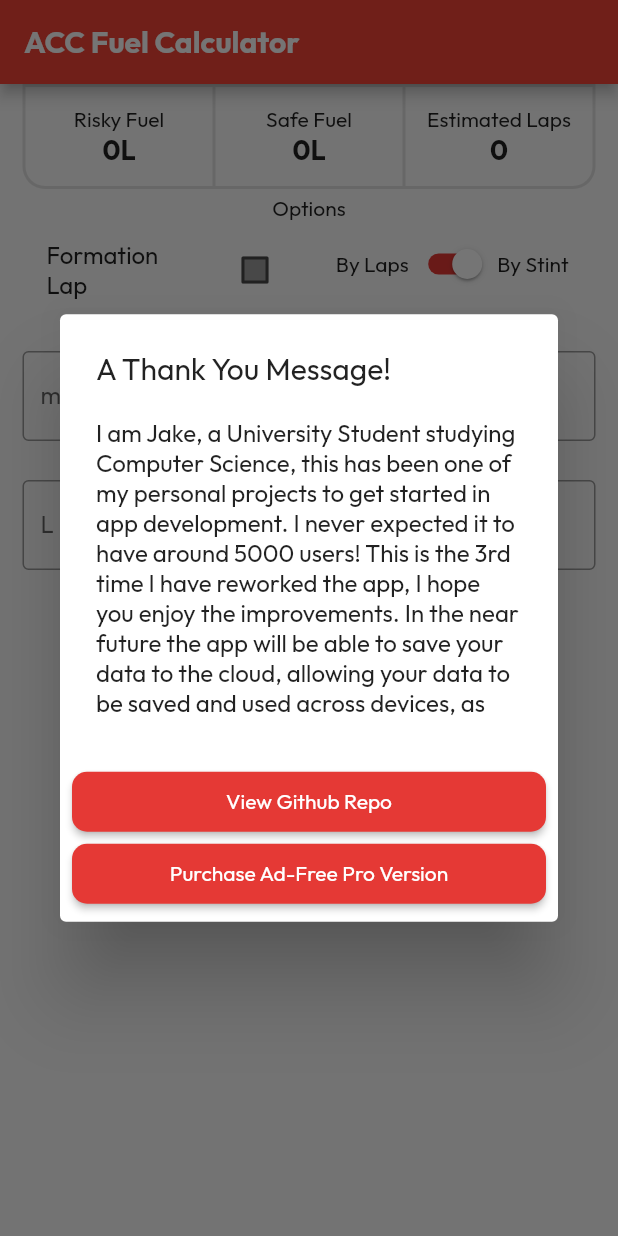
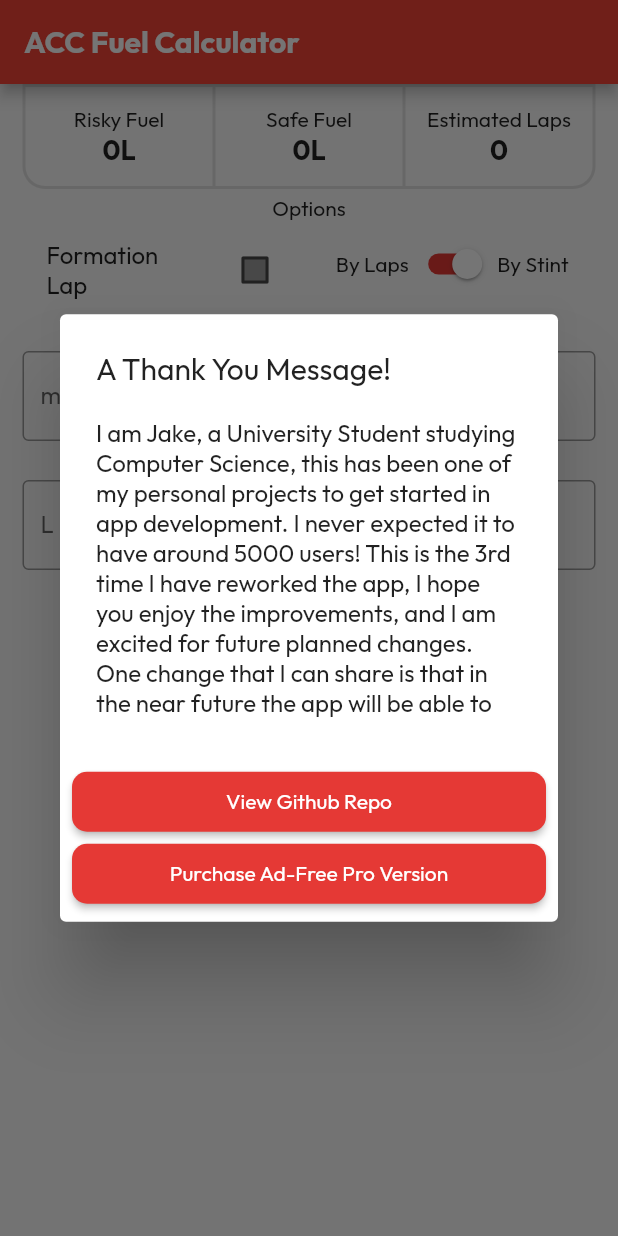
Before and after one commit to IntuitionLabsDevelopment/acc_fuel_app_flutter, a Flutter app: the screen it shows after launch, on a phone screen of 412 x 824 dp. Run offline on Flutter 3.47's test engine with Material 2 defaults, Android fonts, the phone set to English and light mode, and no system bars; our stand-ins replace in_app_review, shared_preferences.

Commit message:
Update thank you message

```diff
--- a/lib/constants/app_constants.dart
+++ b/lib/constants/app_constants.dart
@@ -1,5 +1,5 @@
 const String thankYouForInstalling =
-    'I am Jake, a University Student studying Computer Science, this has been one of my personal projects to get started in app development. I never expected it to have around 5000 users! This is the 3rd time I have reworked the app, I hope you enjoy the improvements. In the near future the app will be able to save your data to the cloud, allowing your data to be saved and used across devices, as well as be synced with the web version for PC when it is released! The source code for this app is now public and the link can be found in the settings. I want to add a special thank you to those all over the world who have submitted translations for this app! Finally, if you find this app useful, it would mean a lot if you could leave a review! Once again, thank you!';
+    'I am Jake, a University Student studying Computer Science, this has been one of my personal projects to get started in app development. I never expected it to have around 5000 users! This is the 3rd time I have reworked the app, I hope you enjoy the improvements, and I am excited for future planned changes. One change that I can share is that in the near future the app will be able to save your data to the cloud, allowing your data to be saved and used across devices, as well as be synced with the web version for PC when it is released! The source code for this app is now public and the link can be found in the settings. I want to add a special thank you to those all over the world who have submitted translations for this app! Finally, if you find this app useful, it would mean a lot if you could leave a review! Once again, thank you!';
 
 const githubRepo = 'https://github.com/jakecoombs/acc_fuel_app_flutter';
 const androidProVersion =
```
